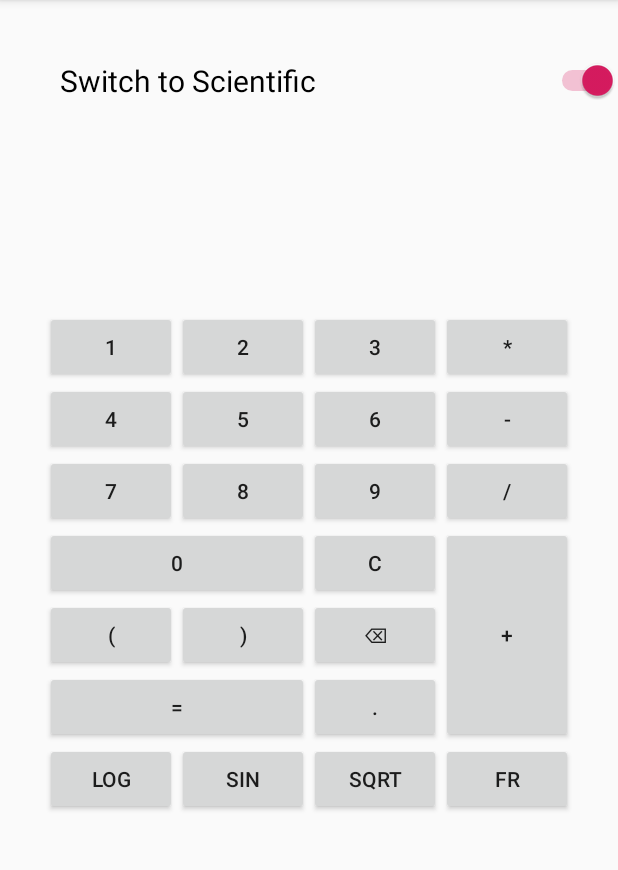
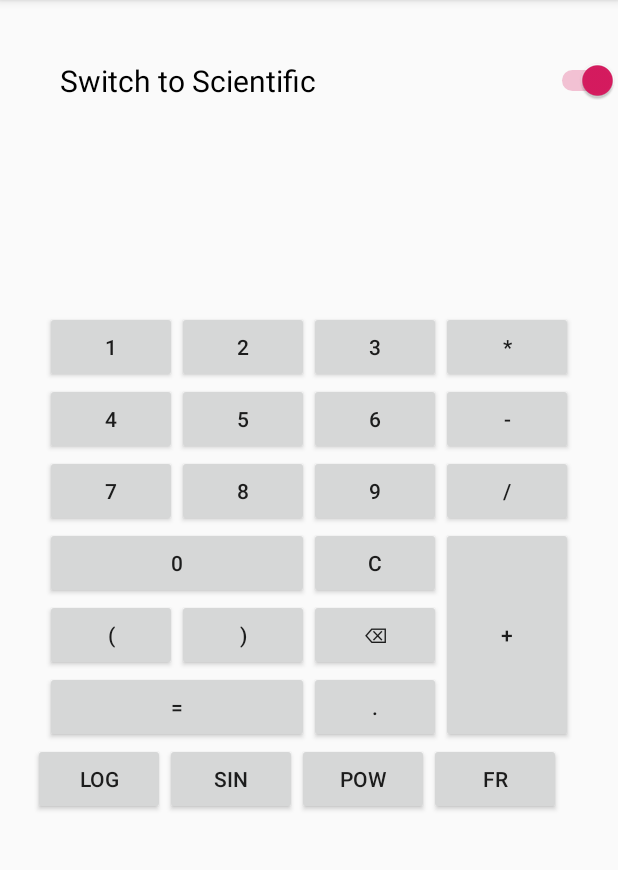
Before and after one commit to Ash3601/Android-Calculator, an Android app: the screen it shows after launch (MainActivity), after a tap on "Switch to Scientific", on a phone screen of 412 x 824 dp, the part 84-954 px from its top. Run offline under Robolectric (Android 15) with nearby library versions, the phone set to English and light mode, and no system bars.

```diff
--- a/app/src/main/res/layout/activity_main.xml
+++ b/app/src/main/res/layout/activity_main.xml
@@ -197,10 +197,11 @@
             android:alignmentMode="alignMargins"
             android:layout_width="match_parent"
             android:layout_height="match_parent"
-            android:layout_gravity="center"
+            android:layout_gravity="left"
+        android:layout_marginLeft="22dp"
             android:columnCount="4"
             android:orientation="horizontal"
-            android:layout_marginLeft="20dp">
+            >
 
         <Button
             android:onClick="onLog"
@@ -213,8 +214,8 @@
             android:text="sin"></Button>
 
         <Button
-            android:onClick="onSqrt"
-            android:text="sqrt"></Button>
+            android:onClick="onPow"
+            android:text="pow"></Button>
 
         <Button
             android:onClick="onFraction"
```
Also changed, not shown: app/src/main/java/com/example/calculator/MainActivity.java (+19 -27 lines).
